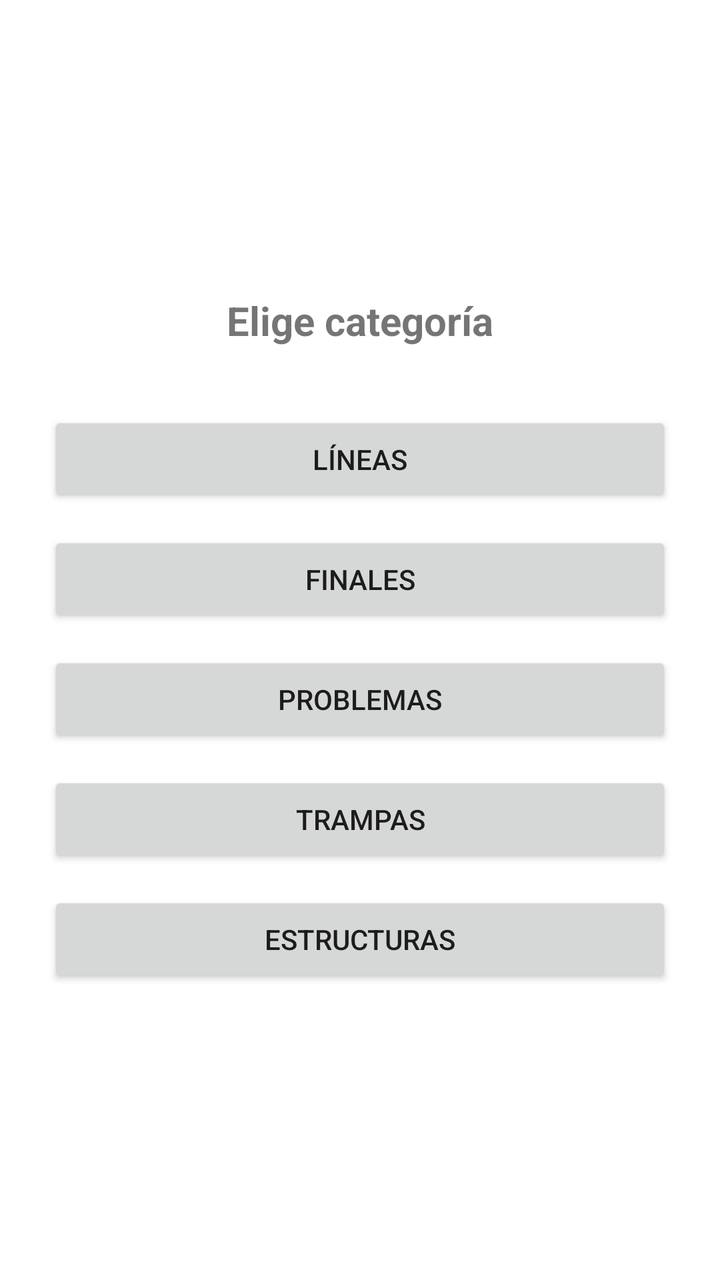
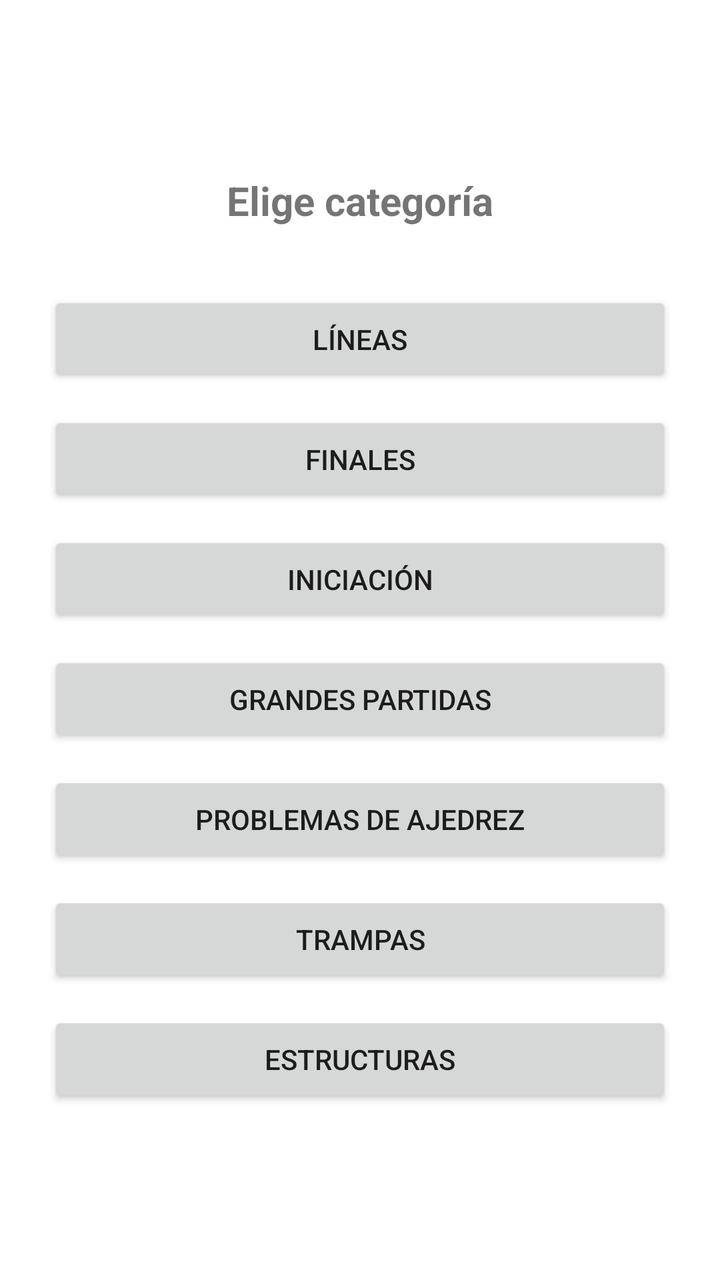

An Android layout rendered at two revisions. The XML below is the earlier revision; the diff shows what the commit changed to produce the second picture.
<!-- AndroidManifest.xml: application theme Theme.AperturasAjedrez -->
<!-- res/layout/activity_category_selector.xml -->
<androidx.constraintlayout.widget.ConstraintLayout xmlns:android="http://schemas.android.com/apk/res/android"
    xmlns:app="http://schemas.android.com/apk/res-auto"
    android:layout_width="match_parent"
    android:layout_height="match_parent"
    android:padding="24dp">

    <TextView
        android:id="@+id/categoryTitle"
        android:layout_width="wrap_content"
        android:layout_height="wrap_content"
        android:text="@string/category_title"
        android:textSize="20sp"
        android:textStyle="bold"
        app:layout_constraintTop_toTopOf="parent"
        app:layout_constraintStart_toStartOf="parent"
        app:layout_constraintEnd_toEndOf="parent"
        app:layout_constraintBottom_toTopOf="@id/categoryLinesButton"
        app:layout_constraintVertical_chainStyle="packed" />

    <Button
        android:id="@+id/categoryLinesButton"
        android:layout_width="0dp"
        android:layout_height="wrap_content"
        android:text="@string/category_lines"
        app:layout_constraintTop_toBottomOf="@id/categoryTitle"
        app:layout_constraintBottom_toTopOf="@id/categoryEndgamesButton"
        app:layout_constraintStart_toStartOf="parent"
        app:layout_constraintEnd_toEndOf="parent"
        android:layout_marginTop="32dp" />

    <Button
        android:id="@+id/categoryEndgamesButton"
        android:layout_width="0dp"
        android:layout_height="wrap_content"
        android:text="@string/category_endgames"
        app:layout_constraintTop_toBottomOf="@id/categoryLinesButton"
        app:layout_constraintBottom_toTopOf="@id/categoryProblemsButton"
        app:layout_constraintStart_toStartOf="parent"
        app:layout_constraintEnd_toEndOf="parent"
        android:layout_marginTop="12dp" />

    <Button
        android:id="@+id/categoryProblemsButton"
        android:layout_width="0dp"
        android:layout_height="wrap_content"
        android:text="@string/category_problems"
        app:layout_constraintTop_toBottomOf="@id/categoryEndgamesButton"
        app:layout_constraintBottom_toTopOf="@id/categoryTrampasButton"
        app:layout_constraintStart_toStartOf="parent"
        app:layout_constraintEnd_toEndOf="parent"
        android:layout_marginTop="12dp" />

    <Button
        android:id="@+id/categoryTrampasButton"
        android:layout_width="0dp"
        android:layout_height="wrap_content"
        android:text="@string/category_trampas"
        app:layout_constraintTop_toBottomOf="@id/categoryProblemsButton"
        app:layout_constraintBottom_toTopOf="@id/categoryEstructurasButton"
        app:layout_constraintStart_toStartOf="parent"
        app:layout_constraintEnd_toEndOf="parent"
        android:layout_marginTop="12dp" />

    <Button
        android:id="@+id/categoryEstructurasButton"
        android:layout_width="0dp"
        android:layout_height="wrap_content"
        android:text="@string/category_estructuras"
        app:layout_constraintTop_toBottomOf="@id/categoryTrampasButton"
        app:layout_constraintBottom_toBottomOf="parent"
        app:layout_constraintStart_toStartOf="parent"
        app:layout_constraintEnd_toEndOf="parent"
        android:layout_marginTop="12dp" />

</androidx.constraintlayout.widget.ConstraintLayout>
<!-- resources referenced by this layout -->
<resources>
  <string name="category_endgames">Finales</string>
  <string name="category_estructuras">Estructuras</string>
  <string name="category_lines">Líneas</string>
  <string name="category_problems">Problemas</string>
  <string name="category_title">Elige categoría</string>
  <string name="category_trampas">Trampas</string>
  <style name="Theme.AperturasAjedrez" parent="Theme.MaterialComponents.DayNight.NoActionBar" />
</resources>

<!-- the commit's change to res/layout/activity_category_selector.xml (unified diff, before → after) -->
@@ -34,17 +34,39 @@
         android:layout_height="wrap_content"
         android:text="@string/category_endgames"
         app:layout_constraintTop_toBottomOf="@id/categoryLinesButton"
-        app:layout_constraintBottom_toTopOf="@id/categoryProblemsButton"
+        app:layout_constraintBottom_toTopOf="@id/categoryIniciacionButton"
         app:layout_constraintStart_toStartOf="parent"
         app:layout_constraintEnd_toEndOf="parent"
         android:layout_marginTop="12dp" />
 
     <Button
-        android:id="@+id/categoryProblemsButton"
+        android:id="@+id/categoryIniciacionButton"
         android:layout_width="0dp"
         android:layout_height="wrap_content"
-        android:text="@string/category_problems"
+        android:text="@string/category_iniciacion"
         app:layout_constraintTop_toBottomOf="@id/categoryEndgamesButton"
+        app:layout_constraintBottom_toTopOf="@id/categoryGrandesPartidasButton"
+        app:layout_constraintStart_toStartOf="parent"
+        app:layout_constraintEnd_toEndOf="parent"
+        android:layout_marginTop="12dp" />
+
+    <Button
+        android:id="@+id/categoryGrandesPartidasButton"
+        android:layout_width="0dp"
+        android:layout_height="wrap_content"
+        android:text="@string/category_grandes_partidas"
+        app:layout_constraintTop_toBottomOf="@id/categoryIniciacionButton"
+        app:layout_constraintBottom_toTopOf="@id/categoryProblemasAjedrezButton"
+        app:layout_constraintStart_toStartOf="parent"
+        app:layout_constraintEnd_toEndOf="parent"
+        android:layout_marginTop="12dp" />
+
+    <Button
+        android:id="@+id/categoryProblemasAjedrezButton"
+        android:layout_width="0dp"
+        android:layout_height="wrap_content"
+        android:text="@string/category_problemas_ajedrez"
+        app:layout_constraintTop_toBottomOf="@id/categoryGrandesPartidasButton"
         app:layout_constraintBottom_toTopOf="@id/categoryTrampasButton"
         app:layout_constraintStart_toStartOf="parent"
         app:layout_constraintEnd_toEndOf="parent"
@@ -55,7 +77,7 @@
         android:layout_width="0dp"
         android:layout_height="wrap_content"
         android:text="@string/category_trampas"
-        app:layout_constraintTop_toBottomOf="@id/categoryProblemsButton"
+        app:layout_constraintTop_toBottomOf="@id/categoryProblemasAjedrezButton"
         app:layout_constraintBottom_toTopOf="@id/categoryEstructurasButton"
         app:layout_constraintStart_toStartOf="parent"
         app:layout_constraintEnd_toEndOf="parent"
<!-- resource entries referenced after the edit -->
@@ -2,8 +2,10 @@
 <resources>
   <string name="category_endgames">Finales</string>
   <string name="category_estructuras">Estructuras</string>
+  <string name="category_grandes_partidas">Grandes Partidas</string>
+  <string name="category_iniciacion">Iniciación</string>
   <string name="category_lines">Líneas</string>
-  <string name="category_problems">Problemas</string>
+  <string name="category_problemas_ajedrez">Problemas de ajedrez</string>
   <string name="category_title">Elige categoría</string>
   <string name="category_trampas">Trampas</string>
   <style name="Theme.AperturasAjedrez" parent="Theme.MaterialComponents.DayNight.NoActionBar" />
